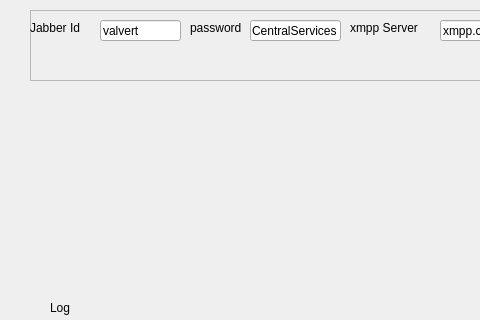
Before: the Qt Designer form src/forms/MainWindow.ui in jvalvert/societas, drawn with Qt 5; both pictures show x 0 to 480 and y 0 to 320 of the 800 by 600 pixel window.
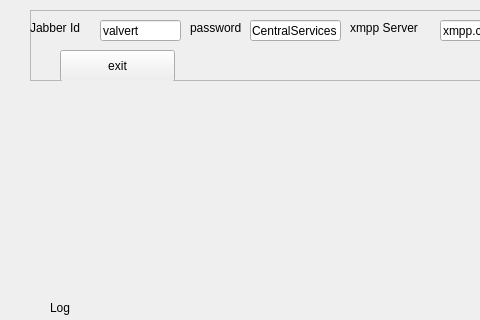
After: the same form once the commit is applied.

Commit message: synchronize the Main Window quit with the concurrent xmpp client

Patch:
```diff
--- a/src/forms/MainWindow.ui
+++ b/src/forms/MainWindow.ui
@@ -159,6 +159,19 @@
     <property name="frameShadow">
      <enum>QFrame::Raised</enum>
     </property>
+    <widget class="QPushButton" name="pushButton">
+     <property name="geometry">
+      <rect>
+       <x>30</x>
+       <y>40</y>
+       <width>115</width>
+       <height>32</height>
+      </rect>
+     </property>
+     <property name="text">
+      <string>exit</string>
+     </property>
+    </widget>
    </widget>
    <zorder>frame</zorder>
    <zorder>label_3</zorder>
```
The commit also changes 5 other files.
